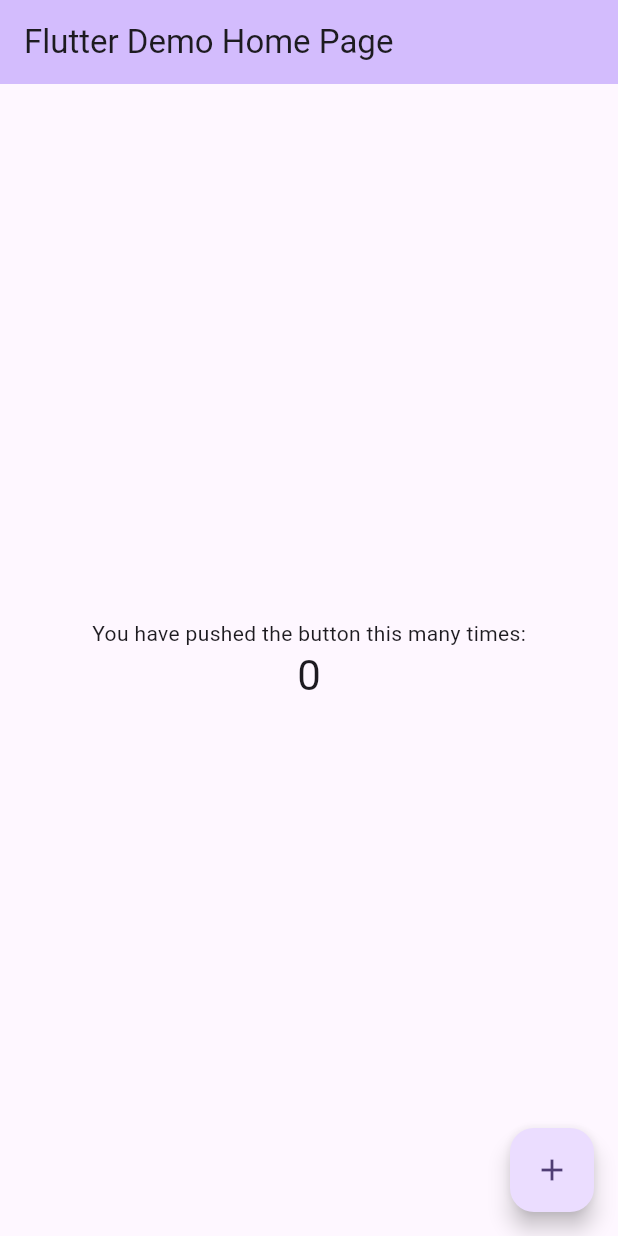
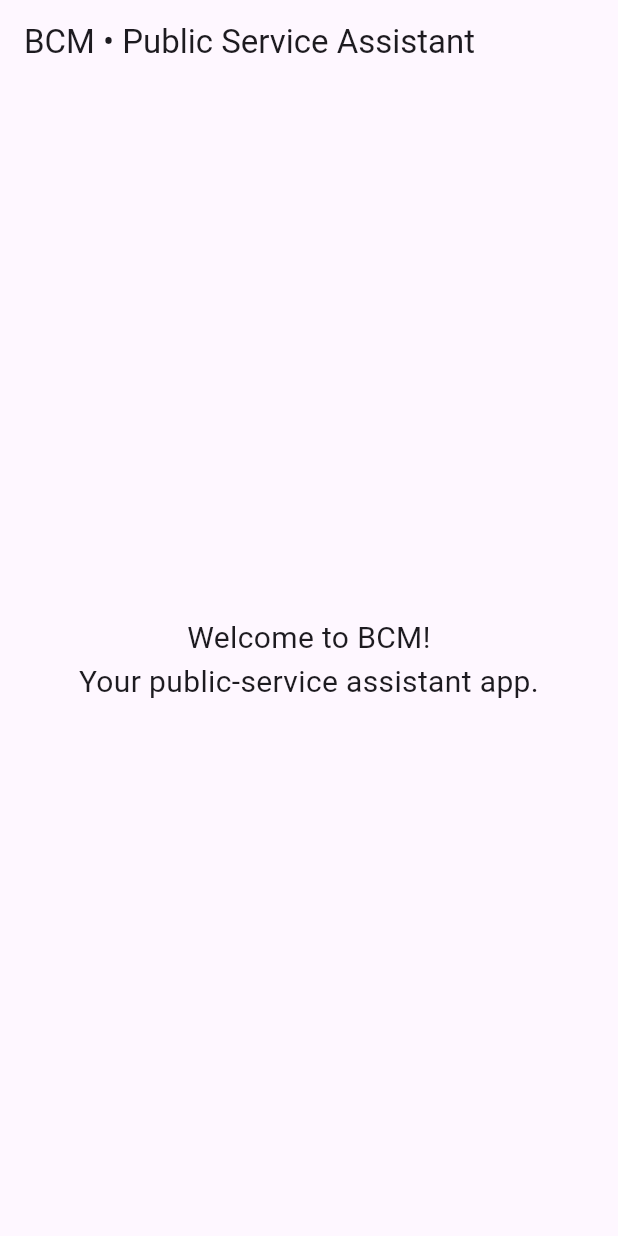
Before and after one commit to ymanjunath94-cyber/bcm, a Flutter app: the screen it shows after launch, on a phone screen of 412 x 824 dp. Run offline on Flutter 3.47's test engine with Material 3 defaults, Android fonts, the phone set to English and light mode, and no system bars.

Commit message:
Update main.dart

```diff
--- a/lib/main.dart
+++ b/lib/main.dart
@@ -1,122 +1,44 @@
 import 'package:flutter/material.dart';
 
 void main() {
-  runApp(const MyApp());
+  WidgetsFlutterBinding.ensureInitialized();
+  runApp(const BCMApp());
 }
 
-class MyApp extends StatelessWidget {
-  const MyApp({super.key});
+class BCMApp extends StatelessWidget {
+  const BCMApp({super.key});
 
-  // This widget is the root of your application.
   @override
   Widget build(BuildContext context) {
     return MaterialApp(
-      title: 'Flutter Demo',
+      title: 'BCM',
+      debugShowCheckedModeBanner: false, // hides the DEBUG ribbon
       theme: ThemeData(
-        // This is the theme of your application.
-        //
-        // TRY THIS: Try running your application with "flutter run". You'll see
-        // the application has a purple toolbar. Then, without quitting the app,
-        // try changing the seedColor in the colorScheme below to Colors.green
-        // and then invoke "hot reload" (save your changes or press the "hot
-        // reload" button in a Flutter-supported IDE, or press "r" if you used
-        // the command line to start the app).
-        //
-        // Notice that the counter didn't reset back to zero; the application
-        // state is not lost during the reload. To reset the state, use hot
-        // restart instead.
-        //
-        // This works for code too, not just values: Most code changes can be
-        // tested with just a hot reload.
         colorScheme: ColorScheme.fromSeed(seedColor: Colors.deepPurple),
+        useMaterial3: true,
       ),
-      home: const MyHomePage(title: 'Flutter Demo Home Page'),
+      home: const HomePage(),
     );
   }
 }
 
-class MyHomePage extends StatefulWidget {
-  const MyHomePage({super.key, required this.title});
-
-  // This widget is the home page of your application. It is stateful, meaning
-  // that it has a State object (defined below) that contains fields that affect
-  // how it looks.
-
-  // This class is the configuration for the state. It holds the values (in this
-  // case the title) provided by the parent (in this case the App widget) and
-  // used by the build method of the State. Fields in a Widget subclass are
-  // always marked "final".
-
-  final String title;
-
-  @override
-  State<MyHomePage> createState() => _MyHomePageState();
-}
-
-class _MyHomePageState extends State<MyHomePage> {
-  int _counter = 0;
-
-  void _incrementCounter() {
-    setState(() {
-      // This call to setState tells the Flutter framework that something has
-      // changed in this State, which causes it to rerun the build method below
-      // so that the display can reflect the updated values. If we changed
-      // _counter without calling setState(), then the build method would not be
-      // called again, and so nothing would appear to happen.
-      _counter++;
-    });
-  }
+class HomePage extends StatelessWidget {
+  const HomePage({super.key});
 
   @override
   Widget build(BuildContext context) {
-    // This method is rerun every time setState is called, for instance as done
-    // by the _incrementCounter method above.
-    //
-    // The Flutter framework has been optimized to make rerunning build methods
-    // fast, so that you can just rebuild anything that needs updating rather
-    // than having to individually change instances of widgets.
     return Scaffold(
-      appBar: AppBar(
-        // TRY THIS: Try changing the color here to a specific color (to
-        // Colors.amber, perhaps?) and trigger a hot reload to see the AppBar
-        // change color while the other colors stay the same.
-        backgroundColor: Theme.of(context).colorScheme.inversePrimary,
-        // Here we take the value from the MyHomePage object that was created by
-        // the App.build method, and use it to set our appbar title.
-        title: Text(widget.title),
-      ),
-      body: Center(
-        // Center is a layout widget. It takes a single child and positions it
-        // in the middle of the parent.
-        child: Column(
-          // Column is also a layout widget. It takes a list of children and
-          // arranges them vertically. By default, it sizes itself to fit its
-          // children horizontally, and tries to be as tall as its parent.
-          //
-          // Column has various properties to control how it sizes itself and
-          // how it positions its children. Here we use mainAxisAlignment to
-          // center the children vertically; the main axis here is the vertical
-          // axis because Columns are vertical (the cross axis would be
-          // horizontal).
-          //
-          // TRY THIS: Invoke "debug painting" (choose the "Toggle Debug Paint"
-          // action in the IDE, or press "p" in the console), to see the
-          // wireframe for each widget.
-          mainAxisAlignment: MainAxisAlignment.center,
-          children: <Widget>[
-            const Text('You have pushed the button this many times:'),
-            Text(
-              '$_counter',
-              style: Theme.of(context).textTheme.headlineMedium,
-            ),
-          ],
+      appBar: AppBar(title: const Text('BCM • Public Service Assistant')),
+      body: const Center(
+        child: Padding(
+          padding: EdgeInsets.all(24),
+          child: Text(
+            'Welcome to BCM!\nYour public-service assistant app.',
+            textAlign: TextAlign.center,
+            style: TextStyle(fontSize: 20),
+          ),
         ),
       ),
-      floatingActionButton: FloatingActionButton(
-        onPressed: _incrementCounter,
-        tooltip: 'Increment',
-        child: const Icon(Icons.add),
-      ), // This trailing comma makes auto-formatting nicer for build methods.
     );
   }
 }
```
